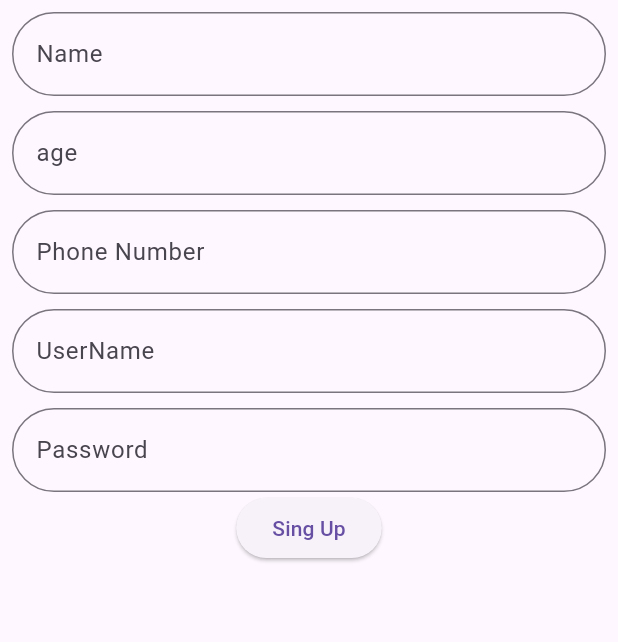
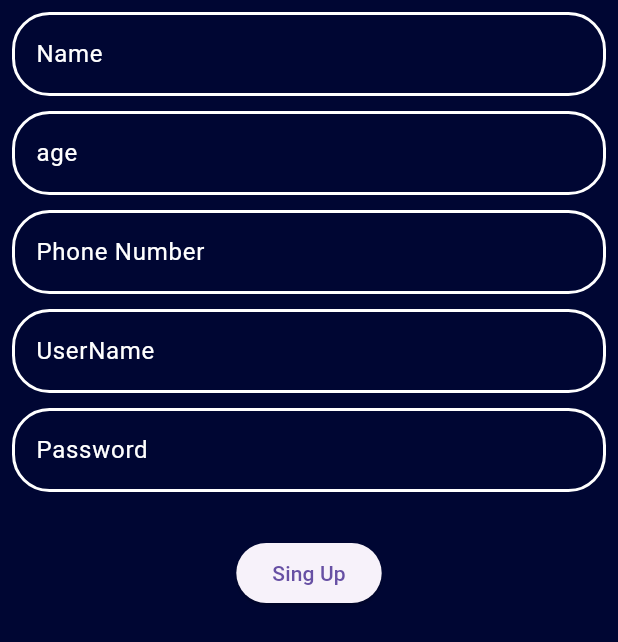
Before and after one commit to ajmalaju57/Todo-App-Flutter, a Flutter app: the screen it shows after launch, after a tap on "Sing Up", on a phone screen of 412 x 824 dp. Shown: the top 642 px of the screen. Run offline on Flutter 3.47's test engine with Material 2 defaults, Android fonts, the phone set to English and light mode, and no system bars; our stand-ins replace cloud_firestore, firebase_auth, firebase_core, lottie; accounts and stored records are empty.

Commit message:
Todo App Login Issue Solved

```diff
--- a/lib/View/login.dart
+++ b/lib/View/login.dart
@@ -5,6 +5,7 @@ import 'package:lottie/lottie.dart';
 import 'package:todoapp_firebase/View/homeview.dart';
 import 'package:todoapp_firebase/View/sign_up.dart';
 
+import '../listfile.dart';
 class Login extends StatefulWidget {
   const Login({Key? key}) : super(key: key);
   @override
@@ -18,6 +19,7 @@ class _LoginState extends State<Login> {
   Widget build(BuildContext context) {
     return SafeArea(
       child: Scaffold(
+        backgroundColor: Color(0xFF000633),
         body: Padding(
           padding: const EdgeInsets.all(8.0),
           child: SingleChildScrollView(
@@ -30,24 +32,57 @@ class _LoginState extends State<Login> {
                     child:
                         Lottie.asset('assets/106680-login-and-sign-up.json')),
                 TextField(
+                  style:TextStyle(color: Colors.white),
                   controller: username,
                   decoration: InputDecoration(
                       hintText: "Username",
-                      border: OutlineInputBorder(
-                        borderRadius: BorderRadius.circular(30),
-                      )),
+                      hintStyle: TextStyle(color: Colors.white),
+                    enabledBorder:OutlineInputBorder(
+                      borderSide: const BorderSide(color: Colors.white, width: 2.0),
+                      borderRadius: BorderRadius.circular(25.0),
+                    ),
+                    focusedBorder:OutlineInputBorder(
+                      borderSide: const BorderSide(color: Colors.white, width: 2.0),
+                      borderRadius: BorderRadius.circular(25.0),
+                    ),
+                     ),
                 ),
                 SizedBox(
-                  height: 10,
+                  height: 20,
                 ),
                 TextField(
+                  style:TextStyle(color: Colors.white),
                   controller: pass,
                   decoration: InputDecoration(
                       hintText: "Password",
-                      border: OutlineInputBorder(
-                        borderRadius: BorderRadius.circular(30),
-                      )),
+                      hintStyle: TextStyle(color: Colors.white),
+                    enabledBorder:OutlineInputBorder(
+                      borderSide: const BorderSide(color: Colors.white, width: 2.0),
+                      borderRadius: BorderRadius.circular(25.0),
+                    ),
+                    focusedBorder:OutlineInputBorder(
+                      borderSide: const BorderSide(color: Colors.white, width: 2.0),
+                      borderRadius: BorderRadius.circular(25.0),
+                    ),
+                  ),
                 ),
+                SizedBox(height: 40,),
+                Row(mainAxisAlignment: MainAxisAlignment.center,
+                  children: [
+                    CircleAvatar(
+                      maxRadius: 20,
+                        backgroundColor: Color(0xFF000633),
+                      child: Image.asset("assets/images/download.png",fit: BoxFit.fill,)
+                    ),
+                    SizedBox(width: 30,),
+                    CircleAvatar(
+                        maxRadius: 20,
+                        backgroundColor: Color(0xFF000633),
+                        child: Image.asset("assets/images/facebook.png",fit: BoxFit.fill,)
+                    ),
+                  ],
+                ),
+                SizedBox(height: 40,),
                 Row(
                   mainAxisAlignment: MainAxisAlignment.center,
                   children: [
@@ -60,7 +95,7 @@ class _LoginState extends State<Login> {
                         },
                         child: Text("Sing Up")),
                     SizedBox(
-                      width: 10,
+                      width: 25,
                     ),
                     ElevatedButton(
                         onPressed: () async {
@@ -69,6 +104,7 @@ class _LoginState extends State<Login> {
                                 .signInWithEmailAndPassword(
                                     email: username.text, password: pass.text)
                                 .then((value) {
+                              ListFile.email=username.text;
                               final snackBar = SnackBar(
                                   backgroundColor: Colors.green,
                                   content: Text("Login Scccus"),
--- a/lib/View/sign_up.dart
+++ b/lib/View/sign_up.dart
@@ -25,6 +25,7 @@ class _SignUpState extends State<SignUp> {
   Widget build(BuildContext context) {
     return SafeArea(
       child: Scaffold(
+        backgroundColor: Color(0xFF000633),
         body: Padding(
           padding: const EdgeInsets.all(8.0),
           child: Form(
@@ -38,13 +39,21 @@ class _SignUpState extends State<SignUp> {
                         return "Enter Name";
                       }
                       return null;
+
                     },
                     controller: name,
                     decoration: InputDecoration(
                         hintText: "Name",
-                        border: OutlineInputBorder(
-                          borderRadius: BorderRadius.circular(30),
-                        )),
+                      hintStyle: TextStyle(color: Colors.white),
+                      enabledBorder:OutlineInputBorder(
+                        borderSide: const BorderSide(color: Colors.white, width: 2.0),
+                        borderRadius: BorderRadius.circular(25.0),
+                      ),
+                      focusedBorder:OutlineInputBorder(
+                        borderSide: const BorderSide(color: Colors.white, width: 2.0),
+                        borderRadius: BorderRadius.circular(25.0),
+                      ),
+                    ),
                   ),
                   SizedBox(
                     height: 10,
@@ -59,9 +68,16 @@ class _SignUpState extends State<SignUp> {
                     },
                     decoration: InputDecoration(
                         hintText: "age",
-                        border: OutlineInputBorder(
-                          borderRadius: BorderRadius.circular(30),
-                        )),
+                      hintStyle: TextStyle(color: Colors.white),
+                      enabledBorder:OutlineInputBorder(
+                        borderSide: const BorderSide(color: Colors.white, width: 2.0),
+                        borderRadius: BorderRadius.circular(25.0),
+                      ),
+                      focusedBorder:OutlineInputBorder(
+                        borderSide: const BorderSide(color: Colors.white, width: 2.0),
+                        borderRadius: BorderRadius.circular(25.0),
+                      ),
+                    ),
                   ),
                   SizedBox(
                     height: 10,
@@ -80,9 +96,15 @@ class _SignUpState extends State<SignUp> {
                     },
                     decoration: InputDecoration(
                         hintText: "Phone Number",
-                        border: OutlineInputBorder(
-                          borderRadius: BorderRadius.circular(30),
-                        )),
+                      hintStyle: TextStyle(color: Colors.white),
+                      enabledBorder:OutlineInputBorder(
+                        borderSide: const BorderSide(color: Colors.white, width: 2.0),
+                        borderRadius: BorderRadius.circular(25.0),
+                      ),
+                      focusedBorder:OutlineInputBorder(
+                        borderSide: const BorderSide(color: Colors.white, width: 2.0),
+                        borderRadius: BorderRadius.circular(25.0),
+                      ),),
                   ),
                   SizedBox(
                     height: 10,
@@ -97,9 +119,15 @@ class _SignUpState extends State<SignUp> {
                     },
                     decoration: InputDecoration(
                         hintText: "UserName",
-                        border: OutlineInputBorder(
-                          borderRadius: BorderRadius.circular(30),
-                        )),
+                      hintStyle: TextStyle(color: Colors.white),
+                      enabledBorder:OutlineInputBorder(
+                        borderSide: const BorderSide(color: Colors.white, width: 2.0),
+                        borderRadius: BorderRadius.circular(25.0),
+                      ),
+                      focusedBorder:OutlineInputBorder(
+                        borderSide: const BorderSide(color: Colors.white, width: 2.0),
+                        borderRadius: BorderRadius.circular(25.0),
+                      ),),
                   ),
                   SizedBox(
                     height: 10,
@@ -114,10 +142,17 @@ class _SignUpState extends State<SignUp> {
                     controller: pass,
                     decoration: InputDecoration(
                         hintText: "Password",
-                        border: OutlineInputBorder(
-                          borderRadius: BorderRadius.circular(30),
-                        )),
+                      hintStyle: TextStyle(color: Colors.white),
+                      enabledBorder:OutlineInputBorder(
+                        borderSide: const BorderSide(color: Colors.white, width: 2.0),
+                        borderRadius: BorderRadius.circular(25.0),
+                      ),
+                      focusedBorder:OutlineInputBorder(
+                        borderSide: const BorderSide(color: Colors.white, width: 2.0),
+                        borderRadius: BorderRadius.circular(25.0),
+                      ),),
                   ),
+                  SizedBox(height: 30,),
                   ElevatedButton(
                       onPressed: () async {
                         final valid = _formKey.currentState!.validate();
--- a/pubspec.yaml
+++ b/pubspec.yaml
@@ -65,7 +65,7 @@ flutter:
   # To add assets to your application, add an assets section, like this:
   assets:
       - assets/106680-login-and-sign-up.json
-#     - images/a_dot_burr.jpeg
+      - assets/images/
 #     - images/a_dot_ham.jpeg
 
   # An image asset can refer to one or more resolution-specific "variants", see
```
Also changed, not shown: assets/images/download.png (added), assets/images/facebook.png (added).
